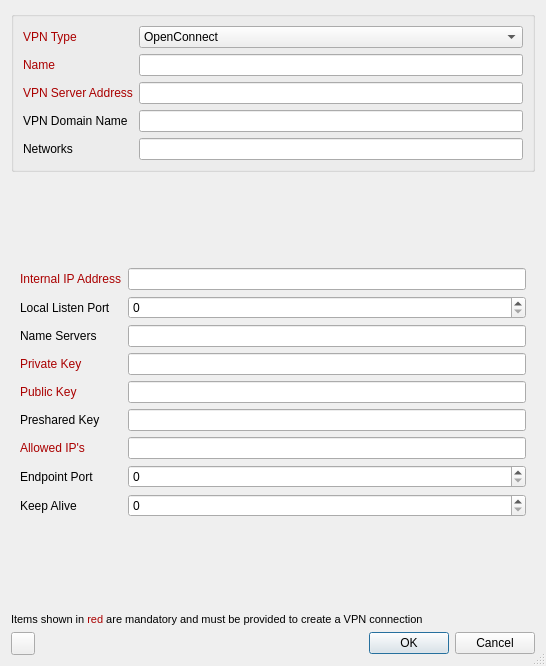
First picture: the form in apps/cmstapp/code/vpn_create/ui/vpn_create.ui, repository andrew-bibb/cmst, before the edit.
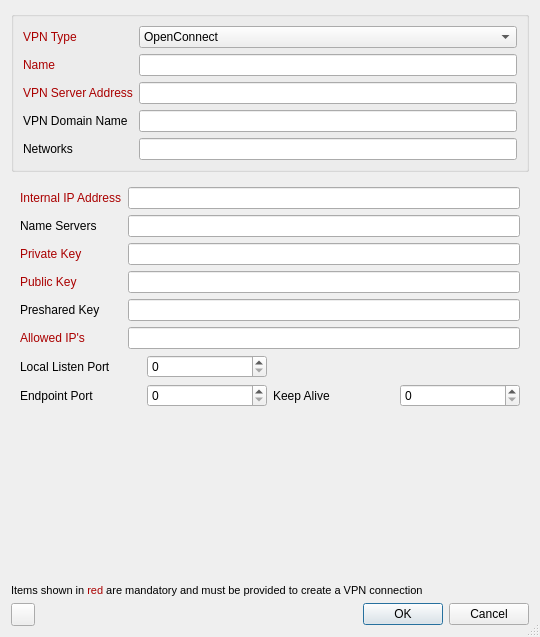
Second picture: the form after the edit. The open tabs and pages were chosen to show the change.

Patch:
```diff
--- a/apps/cmstapp/code/vpn_create/ui/vpn_create.ui
+++ b/apps/cmstapp/code/vpn_create/ui/vpn_create.ui
@@ -6,8 +6,8 @@
    <rect>
     <x>0</x>
     <y>0</y>
-    <width>546</width>
-    <height>666</height>
+    <width>540</width>
+    <height>637</height>
    </rect>
   </property>
   <property name="windowTitle">
@@ -1923,6 +1923,57 @@
       <layout class="QVBoxLayout" name="verticalLayout">
        <item>
         <layout class="QGridLayout" name="gridLayout">
+         <item row="5" column="0" colspan="2">
+          <widget class="QLabel" name="label_05_allowedips">
+           <property name="whatsThis">
+            <string/>
+           </property>
+           <property name="text">
+            <string>&lt;html&gt;&lt;head/&gt;&lt;body&gt;&lt;p&gt;&lt;span style=&quot; color:#aa0000;&quot;&gt;Allowed IP's&lt;/span&gt;&lt;/p&gt;&lt;/body&gt;&lt;/html&gt;</string>
+           </property>
+          </widget>
+         </item>
+         <item row="4" column="2">
+          <widget class="QLineEdit" name="lineEdit_05_presharedkey">
+           <property name="whatsThis">
+            <string>&lt;html&gt;&lt;head/&gt;&lt;body&gt;&lt;p&gt;A base64 preshared key generated by &lt;span style=&quot; font-style:italic;&quot;&gt;wg genpsk&lt;/span&gt;.&lt;/p&gt;&lt;p&gt;Optional, and may be omitted. This option adds an additional layer of symmetric-key cryptography to be mixed into the already existing public-key cryptography, for post-quantum resistance.&lt;/p&gt;&lt;/body&gt;&lt;/html&gt;</string>
+           </property>
+          </widget>
+         </item>
+         <item row="1" column="2">
+          <widget class="QLineEdit" name="lineEdit_05_dns">
+           <property name="whatsThis">
+            <string>&lt;html&gt;&lt;head/&gt;&lt;body&gt;&lt;p&gt;A list of nameservers separated by comma.&lt;/p&gt;&lt;/body&gt;&lt;/html&gt;</string>
+           </property>
+          </widget>
+         </item>
+         <item row="5" column="2">
+          <widget class="QLineEdit" name="lineEdit_05_allowedips">
+           <property name="whatsThis">
+            <string>&lt;html&gt;&lt;head/&gt;&lt;body&gt;&lt;p&gt;A comma-separated list of IP (v4 or v6) addresses with CIDR masks from which this peer is allowed to send incoming traffic and to which outgoing traffic for this peer is directed.&lt;/p&gt;&lt;p&gt;The catch-all 0.0.0.0/0 may be specified for matching all IPv4 addresses, and ::/0 may be specified for matching all IPv6 addresses.&lt;/p&gt;&lt;/body&gt;&lt;/html&gt;</string>
+           </property>
+          </widget>
+         </item>
+         <item row="3" column="0" colspan="2">
+          <widget class="QLabel" name="label_05_publickey">
+           <property name="whatsThis">
+            <string/>
+           </property>
+           <property name="text">
+            <string>&lt;html&gt;&lt;head/&gt;&lt;body&gt;&lt;p&gt;&lt;span style=&quot; color:#aa0000;&quot;&gt;Public Key&lt;/span&gt;&lt;/p&gt;&lt;/body&gt;&lt;/html&gt;</string>
+           </property>
+          </widget>
+         </item>
+         <item row="0" column="0" colspan="2">
+          <widget class="QLabel" name="label_05_address">
+           <property name="whatsThis">
+            <string/>
+           </property>
+           <property name="text">
+            <string>&lt;html&gt;&lt;head/&gt;&lt;body&gt;&lt;p&gt;&lt;span style=&quot; color:#aa0000;&quot;&gt;Internal IP Address&lt;/span&gt;&lt;/p&gt;&lt;/body&gt;&lt;/html&gt;</string>
+           </property>
+          </widget>
+         </item>
          <item row="0" column="2">
           <widget class="QLineEdit" name="lineEdit_05_address">
            <property name="whatsThis">
@@ -1930,42 +1981,82 @@
            </property>
           </widget>
          </item>
-         <item row="3" column="2">
+         <item row="2" column="2">
           <widget class="QLineEdit" name="lineEdit_05_privatekey">
            <property name="whatsThis">
             <string>&lt;html&gt;&lt;head/&gt;&lt;body&gt;&lt;p&gt;A base64 private key generated by &lt;span style=&quot; font-style:italic;&quot;&gt;wg genkey.&lt;/span&gt;&lt;/p&gt;&lt;/body&gt;&lt;/html&gt;</string>
            </property>
           </widget>
          </item>
-         <item row="4" column="2">
+         <item row="2" column="0" colspan="2">
+          <widget class="QLabel" name="label_05_privatekey">
+           <property name="whatsThis">
+            <string/>
+           </property>
+           <property name="text">
+            <string>&lt;html&gt;&lt;head/&gt;&lt;body&gt;&lt;p&gt;&lt;span style=&quot; color:#aa0000;&quot;&gt;Private Key&lt;/span&gt;&lt;/p&gt;&lt;/body&gt;&lt;/html&gt;</string>
+           </property>
+          </widget>
+         </item>
+         <item row="3" column="2">
           <widget class="QLineEdit" name="lineEdit_05_publickey">
            <property name="whatsThis">
             <string>&lt;html&gt;&lt;head/&gt;&lt;body&gt;&lt;p&gt;A base64 public key calculated by &lt;span style=&quot; font-style:italic;&quot;&gt;wg pubkey&lt;/span&gt; from a private key, and usually transmitted out of band to the author of the configuration file.&lt;/p&gt;&lt;p&gt;&lt;br/&gt;&lt;/p&gt;&lt;/body&gt;&lt;/html&gt;</string>
            </property>
           </widget>
          </item>
-         <item row="5" column="2">
-          <widget class="QLineEdit" name="lineEdit_05_presharedkey">
+         <item row="4" column="0" colspan="2">
+          <widget class="QLabel" name="label_05_presharedkey">
            <property name="whatsThis">
             <string>&lt;html&gt;&lt;head/&gt;&lt;body&gt;&lt;p&gt;A base64 preshared key generated by &lt;span style=&quot; font-style:italic;&quot;&gt;wg genpsk&lt;/span&gt;.&lt;/p&gt;&lt;p&gt;Optional, and may be omitted. This option adds an additional layer of symmetric-key cryptography to be mixed into the already existing public-key cryptography, for post-quantum resistance.&lt;/p&gt;&lt;/body&gt;&lt;/html&gt;</string>
            </property>
+           <property name="text">
+            <string>Preshared Key</string>
+           </property>
           </widget>
          </item>
-         <item row="6" column="2">
-          <widget class="QLineEdit" name="lineEdit_05_allowedips">
+         <item row="1" column="0" colspan="2">
+          <widget class="QLabel" name="label_05_nameservers">
            <property name="whatsThis">
             <string>&lt;html&gt;&lt;head/&gt;&lt;body&gt;&lt;p&gt;A comma-separated list of IP (v4 or v6) addresses with CIDR masks from which this peer is allowed to send incoming traffic and to which outgoing traffic for this peer is directed.&lt;/p&gt;&lt;p&gt;The catch-all 0.0.0.0/0 may be specified for matching all IPv4 addresses, and ::/0 may be specified for matching all IPv6 addresses.&lt;/p&gt;&lt;/body&gt;&lt;/html&gt;</string>
            </property>
+           <property name="text">
+            <string>Name Servers</string>
+           </property>
           </widget>
          </item>
-         <item row="7" column="0" colspan="2">
+        </layout>
+       </item>
+       <item>
+        <layout class="QGridLayout" name="gridLayout_17">
+         <item row="0" column="0">
+          <widget class="QLabel" name="label_05_listport">
+           <property name="whatsThis">
+            <string/>
+           </property>
+           <property name="text">
+            <string>Local Listen Port</string>
+           </property>
+          </widget>
+         </item>
+         <item row="0" column="1">
+          <widget class="QSpinBox" name="spinBox_05_listport">
+           <property name="whatsThis">
+            <string>&lt;html&gt;&lt;head/&gt;&lt;body&gt;&lt;p&gt;&lt;span style=&quot; font-family:'Open Sans','Helvetica','Helvetica Neue','Arial'; font-size:14px; color:#535353; background-color:#fefefe;&quot;&gt;A 16-bit port for listening. Optional; if not specified, automatically generated based on interface name.&lt;/span&gt;&lt;/p&gt;&lt;/body&gt;&lt;/html&gt;</string>
+           </property>
+           <property name="maximum">
+            <number>65535</number>
+           </property>
+          </widget>
+         </item>
+         <item row="1" column="0">
           <widget class="QLabel" name="label_05_endpointport">
            <property name="text">
             <string>Endpoint Port</string>
            </property>
           </widget>
          </item>
-         <item row="7" column="2">
+         <item row="1" column="1">
           <widget class="QSpinBox" name="spinBox_05_endpointport">
            <property name="whatsThis">
             <string>Endpoint listen port number.</string>
@@ -1975,14 +2066,14 @@
            </property>
           </widget>
          </item>
-         <item row="8" column="0">
+         <item row="1" column="2">
           <widget class="QLabel" name="label_05_keepalive">
            <property name="text">
             <string>Keep Alive</string>
            </property>
           </widget>
          </item>
-         <item row="8" column="2">
+         <item row="1" column="3">
           <widget class="QSpinBox" name="spinBox_05_keepalive">
            <property name="whatsThis">
             <string>&lt;html&gt;&lt;head/&gt;&lt;body&gt;&lt;p&gt;A seconds interval, between 10 and 3600 inclusive, of how often to send an empty UDP packet to the peer for the purpose of keeping a stateful firewall or NAT mapping valid persistently. For example, if the interface very rarely sends traffic, but it might at anytime receive traffic from a peer, and it is behind NAT, the interface might benefit from having a persistent keepalive interval of 25 seconds. If set to 0 or &amp;quot;off&amp;quot;, this option is disabled. By default or when unspecified, this option is off.&lt;/p&gt;&lt;/body&gt;&lt;/html&gt;</string>
@@ -1992,95 +2083,21 @@
            </property>
           </widget>
          </item>
-         <item row="6" column="0" colspan="2">
-          <widget class="QLabel" name="label_05_allowedips">
-           <property name="whatsThis">
-            <string/>
-           </property>
-           <property name="text">
-            <string>&lt;html&gt;&lt;head/&gt;&lt;body&gt;&lt;p&gt;&lt;span style=&quot; color:#aa0000;&quot;&gt;Allowed IP's&lt;/span&gt;&lt;/p&gt;&lt;/body&gt;&lt;/html&gt;</string>
-           </property>
-          </widget>
-         </item>
-         <item row="5" column="0" colspan="2">
-          <widget class="QLabel" name="label_05_presharedkey">
-           <property name="whatsThis">
-            <string/>
-           </property>
-           <property name="text">
-            <string>Preshared Key</string>
-           </property>
-          </widget>
-         </item>
-         <item row="4" column="0" colspan="2">
-          <widget class="QLabel" name="label_05_publickey">
-           <property name="whatsThis">
-            <string/>
-           </property>
-           <property name="text">
-            <string>&lt;html&gt;&lt;head/&gt;&lt;body&gt;&lt;p&gt;&lt;span style=&quot; color:#aa0000;&quot;&gt;Public Key&lt;/span&gt;&lt;/p&gt;&lt;/body&gt;&lt;/html&gt;</string>
-           </property>
-          </widget>
-         </item>
-         <item row="3" column="0" colspan="2">
-          <widget class="QLabel" name="label_05_privatekey">
-           <property name="whatsThis">
-            <string/>
-           </property>
-           <property name="text">
-            <string>&lt;html&gt;&lt;head/&gt;&lt;body&gt;&lt;p&gt;&lt;span style=&quot; color:#aa0000;&quot;&gt;Private Key&lt;/span&gt;&lt;/p&gt;&lt;/body&gt;&lt;/html&gt;</string>
-           </property>
-          </widget>
-         </item>
-         <item row="2" column="2">
-          <widget class="QLineEdit" name="lineEdit_05_dns">
-           <property name="whatsThis">
-            <string>&lt;html&gt;&lt;head/&gt;&lt;body&gt;&lt;p&gt;A list of nameservers separated by comma.&lt;/p&gt;&lt;/body&gt;&lt;/html&gt;</string>
-           </property>
-          </widget>
-         </item>
-         <item row="2" column="0" colspan="2">
-          <widget class="QLabel" name="label_05_nameservers">
-           <property name="whatsThis">
-            <string/>
-           </property>
-           <property name="text">
-            <string>Name Servers</string>
-           </property>
-          </widget>
-         </item>
-         <item row="1" column="2">
-          <widget class="QSpinBox" name="spinBox_05_listport">
-           <property name="whatsThis">
-            <string>&lt;html&gt;&lt;head/&gt;&lt;body&gt;&lt;p&gt;&lt;span style=&quot; font-family:'Open Sans','Helvetica','Helvetica Neue','Arial'; font-size:14px; color:#535353; background-color:#fefefe;&quot;&gt;A 16-bit port for listening. Optional; if not specified, automatically generated based on interface name.&lt;/span&gt;&lt;/p&gt;&lt;/body&gt;&lt;/html&gt;</string>
-           </property>
-           <property name="maximum">
-            <number>65535</number>
-           </property>
-          </widget>
-         </item>
-         <item row="1" column="0" colspan="2">
-          <widget class="QLabel" name="label_05_listport">
-           <property name="whatsThis">
-            <string/>
-           </property>
-           <property name="text">
-            <string>Local Listen Port</string>
-           </property>
-          </widget>
-         </item>
-         <item row="0" column="0" colspan="2">
-          <widget class="QLabel" name="label_05_address">
-           <property name="whatsThis">
-            <string/>
-           </property>
-           <property name="text">
-            <string>&lt;html&gt;&lt;head/&gt;&lt;body&gt;&lt;p&gt;&lt;span style=&quot; color:#aa0000;&quot;&gt;Internal IP Address&lt;/span&gt;&lt;/p&gt;&lt;/body&gt;&lt;/html&gt;</string>
-           </property>
-          </widget>
-         </item>
         </layout>
        </item>
+       <item>
+        <spacer name="verticalSpacer">
+         <property name="orientation">
+          <enum>Qt::Vertical</enum>
+         </property>
+         <property name="sizeHint" stdset="0">
+          <size>
+           <width>20</width>
+           <height>40</height>
+          </size>
+         </property>
+        </spacer>
+       </item>
       </layout>
      </widget>
     </widget>
```
Left out of the diff: 63 changed lines with no effect on the pictures.
